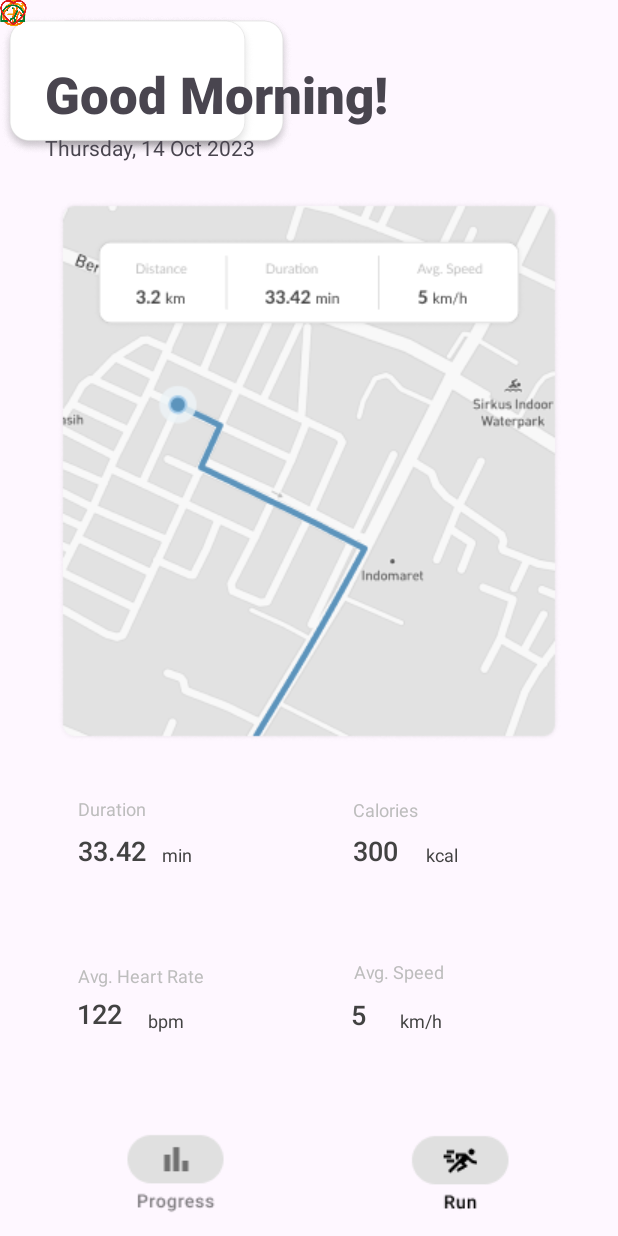
After one commit to AureliusLim/OutdoorRunningApp, an Android app: the layout homepage.xml on its own in the app's theme, with its tools: preview values and no code run, on a phone screen of 412 x 824 dp. The commit adds this screen. Run offline under Robolectric (Android 15) with nearby library versions, the phone set to English and light mode, and no system bars.

Commit message:
homepage layout

```diff
--- /dev/null
+++ b/app/src/main/res/layout/homepage.xml
@@ -0,0 +1,329 @@
+<?xml version="1.0" encoding="utf-8"?>
+<androidx.constraintlayout.widget.ConstraintLayout xmlns:android="http://schemas.android.com/apk/res/android"
+    xmlns:app="http://schemas.android.com/apk/res-auto"
+    xmlns:tools="http://schemas.android.com/tools"
+    android:layout_width="match_parent"
+    android:layout_height="match_parent">
+
+    <ImageButton
+        android:id="@+id/progresstab3"
+        android:layout_width="wrap_content"
+        android:layout_height="wrap_content"
+        android:layout_marginStart="76dp"
+        android:layout_marginBottom="6dp"
+        android:background="@null"
+        app:layout_constraintBottom_toBottomOf="parent"
+        app:layout_constraintStart_toStartOf="parent"
+        app:srcCompat="@drawable/notprogress" />
+
+    <ImageView
+        android:id="@+id/imageView13"
+        android:layout_width="wrap_content"
+        android:layout_height="wrap_content"
+        android:layout_marginEnd="68dp"
+        android:layout_marginBottom="7dp"
+        app:layout_constraintBottom_toBottomOf="parent"
+        app:layout_constraintEnd_toEndOf="parent"
+        app:srcCompat="@drawable/running" />
+
+    <androidx.constraintlayout.motion.widget.MotionLayout
+        android:id="@+id/blocks"
+        android:layout_width="match_parent"
+        android:layout_height="match_parent"
+        app:layoutDescription="@xml/homepage_xml_top_scene">
+
+        <ImageView
+            android:id="@+id/imageView15"
+            android:layout_width="195dp"
+            android:layout_height="114dp"
+            android:layout_weight="1"
+            android:paddingLeft="25dp"
+            app:srcCompat="@drawable/border"
+            tools:layout_editor_absoluteX="2dp"
+            tools:layout_editor_absoluteY="520dp" />
+
+        <ImageView
+            android:id="@+id/imageView16"
+            android:layout_width="195dp"
+            android:layout_height="114dp"
+            android:layout_weight="1"
+            android:paddingRight="25dp"
+            app:srcCompat="@drawable/border"
+            tools:layout_editor_absoluteX="197dp"
+            tools:layout_editor_absoluteY="520dp" />
+
+        <ImageView
+            android:id="@+id/imageView17"
+            android:layout_width="195dp"
+            android:layout_height="114dp"
+            android:layout_weight="1"
+            android:paddingLeft="25dp"
+            app:srcCompat="@drawable/border"
+            tools:layout_editor_absoluteX="2dp"
+            tools:layout_editor_absoluteY="634dp" />
+
+        <ImageView
+            android:id="@+id/imageView18"
+            android:layout_width="195dp"
+            android:layout_height="114dp"
+            android:layout_weight="1"
+            android:paddingRight="25dp"
+            app:srcCompat="@drawable/border"
+            tools:layout_editor_absoluteX="197dp"
+            tools:layout_editor_absoluteY="634dp" />
+
+        <ImageView
+            android:id="@+id/duration_icon"
+            android:layout_width="18dp"
+            android:layout_height="18dp"
+            app:srcCompat="@drawable/duration"
+            tools:layout_editor_absoluteX="159dp"
+            tools:layout_editor_absoluteY="548dp" />
+
+        <ImageView
+            android:id="@+id/calories_icon"
+            android:layout_width="18dp"
+            android:layout_height="18dp"
+            app:srcCompat="@drawable/calories"
+            tools:layout_editor_absoluteX="323dp"
+            tools:layout_editor_absoluteY="548dp" />
+
+        <ImageView
+            android:id="@+id/avg_speed_icon"
+            android:layout_width="18dp"
+            android:layout_height="18dp"
+            app:srcCompat="@drawable/avgspeed"
+            tools:layout_editor_absoluteX="323dp"
+            tools:layout_editor_absoluteY="662dp" />
+
+        <ImageView
+            android:id="@+id/heartrate_icon"
+            android:layout_width="18dp"
+            android:layout_height="18dp"
+            app:srcCompat="@drawable/heartrate"
+            tools:layout_editor_absoluteX="159dp"
+            tools:layout_editor_absoluteY="662dp" />
+
+        <TextView
+            android:id="@+id/duration_header"
+            android:layout_width="wrap_content"
+            android:layout_height="wrap_content"
+            android:fontFamily="sans-serif"
+            android:text="@string/tv_duration_title"
+            android:textColor="#BDBDBD"
+            android:textSize="12sp"
+            app:layout_constraintBottom_toBottomOf="parent"
+            app:layout_constraintEnd_toEndOf="parent"
+            app:layout_constraintHorizontal_bias="0.141"
+            app:layout_constraintStart_toStartOf="parent"
+            app:layout_constraintTop_toTopOf="parent"
+            app:layout_constraintVertical_bias="0.657" />
+
+        <TextView
+            android:id="@+id/duration_min11"
+            android:layout_width="wrap_content"
+            android:layout_height="wrap_content"
+            android:fontFamily="sans-serif-medium"
+            android:text="@string/tv_duration"
+            android:textColor="#424242"
+            android:textSize="18sp"
+            app:layout_constraintBottom_toBottomOf="parent"
+            app:layout_constraintEnd_toEndOf="parent"
+            app:layout_constraintHorizontal_bias="0.141"
+            app:layout_constraintStart_toStartOf="parent"
+            app:layout_constraintTop_toTopOf="parent"
+            app:layout_constraintVertical_bias="0.694" />
+
+        <TextView
+            android:id="@+id/dur_min"
+            android:layout_width="wrap_content"
+            android:layout_height="wrap_content"
+            android:fontFamily="sans-serif"
+            android:text="min"
+            android:textColor="#424242"
+            android:textSize="12sp"
+            app:layout_constraintBottom_toBottomOf="parent"
+            app:layout_constraintEnd_toEndOf="parent"
+            app:layout_constraintHorizontal_bias="0.275"
+            app:layout_constraintStart_toStartOf="parent"
+            app:layout_constraintTop_toTopOf="parent"
+            app:layout_constraintVertical_bias="0.695" />
+
+        <TextView
+            android:id="@+id/calories_tv"
+            android:layout_width="wrap_content"
+            android:layout_height="wrap_content"
+            android:fontFamily="sans-serif-medium"
+            android:text="@string/tv_calories"
+            android:textColor="#424242"
+            android:textSize="18sp"
+            app:layout_constraintBottom_toBottomOf="parent"
+            app:layout_constraintEnd_toEndOf="parent"
+            app:layout_constraintHorizontal_bias="0.616"
+            app:layout_constraintStart_toStartOf="parent"
+            app:layout_constraintTop_toTopOf="parent"
+            app:layout_constraintVertical_bias="0.694" />
+
+        <TextView
+            android:id="@+id/calories_header"
+            android:layout_width="wrap_content"
+            android:layout_height="wrap_content"
+            android:fontFamily="sans-serif"
+            android:text="@string/tv_calories_title"
+            android:textColor="#BDBDBD"
+            android:textSize="12sp"
+            app:layout_constraintBottom_toBottomOf="parent"
+            app:layout_constraintEnd_toEndOf="parent"
+            app:layout_constraintHorizontal_bias="0.638"
+            app:layout_constraintStart_toStartOf="parent"
+            app:layout_constraintTop_toTopOf="parent"
+            app:layout_constraintVertical_bias="0.658" />
+
+        <TextView
+            android:id="@+id/cal_kcal2"
+            android:layout_width="wrap_content"
+            android:layout_height="wrap_content"
+            android:fontFamily="sans-serif"
+            android:text="kcal"
+            android:textColor="#424242"
+            android:textSize="12sp"
+            app:layout_constraintBottom_toBottomOf="parent"
+            app:layout_constraintEnd_toEndOf="parent"
+            app:layout_constraintHorizontal_bias="0.727"
+            app:layout_constraintStart_toStartOf="parent"
+            app:layout_constraintTop_toTopOf="parent"
+            app:layout_constraintVertical_bias="0.695" />
+
+        <TextView
+            android:id="@+id/avgs_km"
+            android:layout_width="wrap_content"
+            android:layout_height="wrap_content"
+            android:fontFamily="sans-serif"
+            android:text="km/h"
+            android:textColor="#424242"
+            android:textSize="12sp"
+            app:layout_constraintBottom_toBottomOf="parent"
+            app:layout_constraintEnd_toEndOf="parent"
+            app:layout_constraintHorizontal_bias="0.695"
+            app:layout_constraintStart_toStartOf="parent"
+            app:layout_constraintTop_toTopOf="parent"
+            app:layout_constraintVertical_bias="0.832" />
+
+        <TextView
+            android:id="@+id/avg_speed_tv"
+            android:layout_width="wrap_content"
+            android:layout_height="wrap_content"
+            android:fontFamily="sans-serif-medium"
+            android:text="@string/tv_speed"
+            android:textColor="#424242"
+            android:textSize="18sp"
+            app:layout_constraintBottom_toBottomOf="parent"
+            app:layout_constraintEnd_toEndOf="parent"
+            app:layout_constraintHorizontal_bias="0.582"
+            app:layout_constraintStart_toStartOf="parent"
+            app:layout_constraintTop_toTopOf="parent"
+            app:layout_constraintVertical_bias="0.831" />
+
+        <TextView
+            android:id="@+id/avgs_header"
+            android:layout_width="wrap_content"
+            android:layout_height="wrap_content"
+            android:fontFamily="sans-serif"
+            android:text="@string/tv_speed_title"
+            android:textColor="#BDBDBD"
+            android:textSize="12sp"
+            app:layout_constraintBottom_toBottomOf="parent"
+            app:layout_constraintEnd_toEndOf="parent"
+            app:layout_constraintHorizontal_bias="0.671"
+            app:layout_constraintStart_toStartOf="parent"
+            app:layout_constraintTop_toTopOf="parent"
+            app:layout_constraintVertical_bias="0.792" />
+
+        <TextView
+            android:id="@+id/heart_bpm"
+            android:layout_width="wrap_content"
+            android:layout_height="wrap_content"
+            android:fontFamily="sans-serif"
+            android:text="bpm"
+            android:textColor="#424242"
+            android:textSize="12sp"
+            app:layout_constraintBottom_toBottomOf="parent"
+            app:layout_constraintEnd_toEndOf="parent"
+            app:layout_constraintHorizontal_bias="0.254"
+            app:layout_constraintStart_toStartOf="parent"
+            app:layout_constraintTop_toTopOf="parent"
+            app:layout_constraintVertical_bias="0.832" />
+
+        <TextView
+            android:id="@+id/avg_speed_tv2"
+            android:layout_width="wrap_content"
+            android:layout_height="wrap_content"
+            android:fontFamily="sans-serif-medium"
+            android:text="@string/tv_heart_rate"
+            android:textColor="#424242"
+            android:textSize="18sp"
+            app:layout_constraintBottom_toBottomOf="parent"
+            app:layout_constraintEnd_toEndOf="parent"
+            app:layout_constraintHorizontal_bias="0.135"
+            app:layout_constraintStart_toStartOf="parent"
+            app:layout_constraintTop_toTopOf="parent"
+            app:layout_constraintVertical_bias="0.83" />
+
+        <TextView
+            android:id="@+id/avgs_header2"
+            android:layout_width="wrap_content"
+            android:layout_height="wrap_content"
+            android:fontFamily="sans-serif"
+            android:text="@string/tv_heart_rate_title"
+            android:textColor="#BDBDBD"
+            android:textSize="12sp"
+            app:layout_constraintBottom_toBottomOf="parent"
+            app:layout_constraintEnd_toEndOf="parent"
+            app:layout_constraintHorizontal_bias="0.158"
+            app:layout_constraintStart_toStartOf="parent"
+            app:layout_constraintTop_toTopOf="parent"
+            app:layout_constraintVertical_bias="0.795" />
+
+    </androidx.constraintlayout.motion.widget.MotionLayout>
+
+    <LinearLayout
+        android:id="@+id/linearLayout2"
+        android:layout_width="match_parent"
+        android:layout_height="match_parent"
+        android:orientation="horizontal">
+
+        <LinearLayout
+            android:layout_width="match_parent"
+            android:layout_height="wrap_content"
+            android:orientation="vertical">
+
+            <TextView
+                android:id="@+id/tv_greet"
+                android:layout_width="wrap_content"
+                android:layout_height="wrap_content"
+                android:fontFamily="sans-serif-black"
+                android:paddingStart="30dp"
+                android:paddingTop="40dp"
+                android:text="@string/tv_greet"
+                android:textSize="34sp" />
+
+            <TextView
+                android:id="@+id/tv_date"
+                android:layout_width="wrap_content"
+                android:layout_height="wrap_content"
+                android:paddingStart="30dp"
+                android:paddingTop="3dp"
+                android:text="@string/tv_date" />
+
+            <ImageView
+                android:id="@+id/imageView4"
+                android:layout_width="match_parent"
+                android:layout_height="wrap_content"
+                android:padding="25dp"
+                app:srcCompat="@drawable/map" />
+
+        </LinearLayout>
+
+    </LinearLayout>
+
+</androidx.constraintlayout.widget.ConstraintLayout>
--- a/app/src/main/res/layout/homepagee.xml
+++ /dev/null
@@ -1,43 +0,0 @@
-<?xml version="1.0" encoding="utf-8"?>
-<androidx.constraintlayout.widget.ConstraintLayout xmlns:android="http://schemas.android.com/apk/res/android"
-    xmlns:app="http://schemas.android.com/apk/res-auto"
-    xmlns:tools="http://schemas.android.com/tools"
-    android:layout_width="match_parent"
-    android:layout_height="match_parent">
-
-    <LinearLayout
-        android:layout_width="match_parent"
-        android:layout_height="match_parent"
-        android:orientation="horizontal">
-
-        <LinearLayout
-            android:layout_width="match_parent"
-            android:layout_height="match_parent"
-            android:orientation="vertical">
-
-            <TextView
-                android:id="@+id/tv_greet"
-                android:layout_width="match_parent"
-                android:layout_height="wrap_content"
-                android:layout_row="0"
-                android:layout_column="0"
-                android:layout_alignParentEnd="true"
-                android:layout_alignParentBottom="true"
-                android:layout_centerInParent="true"
-                android:layout_marginEnd="43dp"
-                android:layout_marginBottom="767dp"
-                android:layout_weight="1"
-                android:fontFamily="sans-serif-black"
-                android:text="@string/tv_greet"
-
-                android:textSize="34sp" />
-
-            <TextView
-                android:id="@+id/tv_date"
-                android:layout_width="match_parent"
-                android:layout_height="wrap_content"
-                android:text="TextView" />
-        </LinearLayout>
-    </LinearLayout>
-
-</androidx.constraintlayout.widget.ConstraintLayout>
--- a/app/src/main/res/values/strings.xml
+++ b/app/src/main/res/values/strings.xml
@@ -3,7 +3,11 @@
     <string name="tv_greet"> Good Morning! </string>
     <string name="tv_date"> Thursday, 14 Oct 2023 </string>
     <string name="tv_duration_title"> Duration </string>
+    <string name="tv_duration"> 33.42 </string>
     <string name="tv_heart_rate_title"> Avg. Heart Rate </string>
+    <string name="tv_heart_rate"> 122 </string>
     <string name="tv_calories_title"> Calories </string>
+    <string name="tv_calories"> 300 </string>
     <string name="tv_speed_title"> Avg. Speed </string>
+    <string name="tv_speed">  5 </string>
 </resources>
--- /dev/null
+++ b/app/src/main/res/xml/homepage_xml_top_scene.xml
@@ -0,0 +1,19 @@
+<?xml version="1.0" encoding="utf-8"?>
+<MotionScene
+    xmlns:android="http://schemas.android.com/apk/res/android"
+    xmlns:motion="http://schemas.android.com/apk/res-auto">
+
+    <Transition
+        motion:constraintSetEnd="@+id/end"
+        motion:constraintSetStart="@id/start"
+        motion:duration="1000">
+       <KeyFrameSet>
+       </KeyFrameSet>
+    </Transition>
+
+    <ConstraintSet android:id="@+id/start">
+    </ConstraintSet>
+
+    <ConstraintSet android:id="@+id/end">
+    </ConstraintSet>
+</MotionScene>
```
